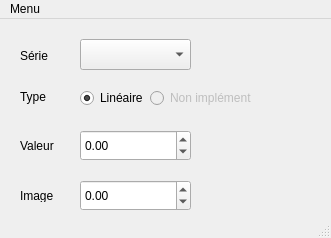
This is interpolation.ui in Bktero/Interpolator as Qt 5 draws it before an edit. The edited form follows.
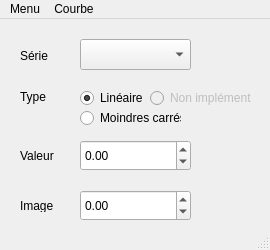
This is the edited form.

```diff
--- a/interpolation.ui
+++ b/interpolation.ui
@@ -24,8 +24,8 @@
    <rect>
     <x>0</x>
     <y>0</y>
-    <width>331</width>
-    <height>238</height>
+    <width>270</width>
+    <height>250</height>
    </rect>
   </property>
   <property name="windowTitle">
@@ -96,7 +96,7 @@
     <property name="geometry">
      <rect>
       <x>80</x>
-      <y>111</y>
+      <y>121</y>
       <width>111</width>
       <height>31</height>
      </rect>
@@ -118,7 +118,7 @@
     <property name="geometry">
      <rect>
       <x>80</x>
-      <y>161</y>
+      <y>171</y>
       <width>111</width>
       <height>31</height>
      </rect>
@@ -169,7 +169,7 @@
     <property name="geometry">
      <rect>
       <x>20</x>
-      <y>120</y>
+      <y>130</y>
       <width>46</width>
       <height>13</height>
      </rect>
@@ -182,7 +182,7 @@
     <property name="geometry">
      <rect>
       <x>20</x>
-      <y>170</y>
+      <y>180</y>
       <width>46</width>
       <height>13</height>
      </rect>
@@ -217,13 +217,29 @@
      <string/>
     </property>
    </widget>
+   <widget class="QRadioButton" name="radioButton_squares">
+    <property name="enabled">
+     <bool>true</bool>
+    </property>
+    <property name="geometry">
+     <rect>
+      <x>80</x>
+      <y>90</y>
+      <width>101</width>
+      <height>18</height>
+     </rect>
+    </property>
+    <property name="text">
+     <string>Moindres carrés</string>
+    </property>
+   </widget>
   </widget>
   <widget class="QMenuBar" name="menubar">
    <property name="geometry">
     <rect>
      <x>0</x>
      <y>0</y>
-     <width>331</width>
+     <width>270</width>
      <height>18</height>
     </rect>
    </property>
@@ -235,7 +251,14 @@
     <addaction name="actionM_moriser_fichier"/>
     <addaction name="actionQuitter"/>
    </widget>
+   <widget class="QMenu" name="menuCourbe">
+    <property name="title">
+     <string>Courbe</string>
+    </property>
+    <addaction name="actionTracer"/>
+   </widget>
    <addaction name="menuMenu"/>
+   <addaction name="menuCourbe"/>
   </widget>
   <widget class="QStatusBar" name="statusbar"/>
   <action name="actionSelectionner_fichier">
```
Left out of the diff: 27 changed lines with no effect on the pictures.
